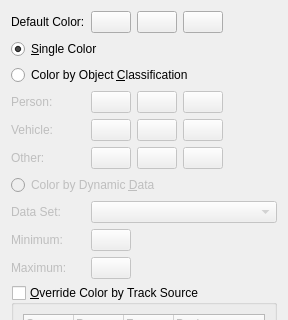
Qt form Libraries/VspUserInterface/trackColor.ui (Kitware/vivia) before a commit; both pictures show x 0 to 288 and y 0 to 320 of the 288 by 484 pixel window.
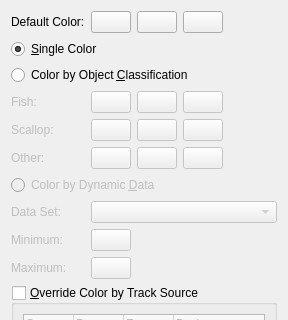
The same form after that commit. Icons and pictures are not drawn. Custom widgets are drawn as their Qt base class.

Commit message: Replace people with fish

The edit to the form file:
```diff
--- a/Libraries/VspUserInterface/trackColor.ui
+++ b/Libraries/VspUserInterface/trackColor.ui
@@ -107,7 +107,7 @@
         <bool>false</bool>
        </property>
        <property name="text">
-        <string>Person:</string>
+        <string>Fish:</string>
        </property>
       </widget>
      </item>
@@ -178,7 +178,7 @@
         <bool>false</bool>
        </property>
        <property name="text">
-        <string>Vehicle:</string>
+        <string>Scallop:</string>
        </property>
       </widget>
      </item>
```
Left out of the diff: 44 changed lines with no effect on the pictures. The commit also changes 51 other files.
